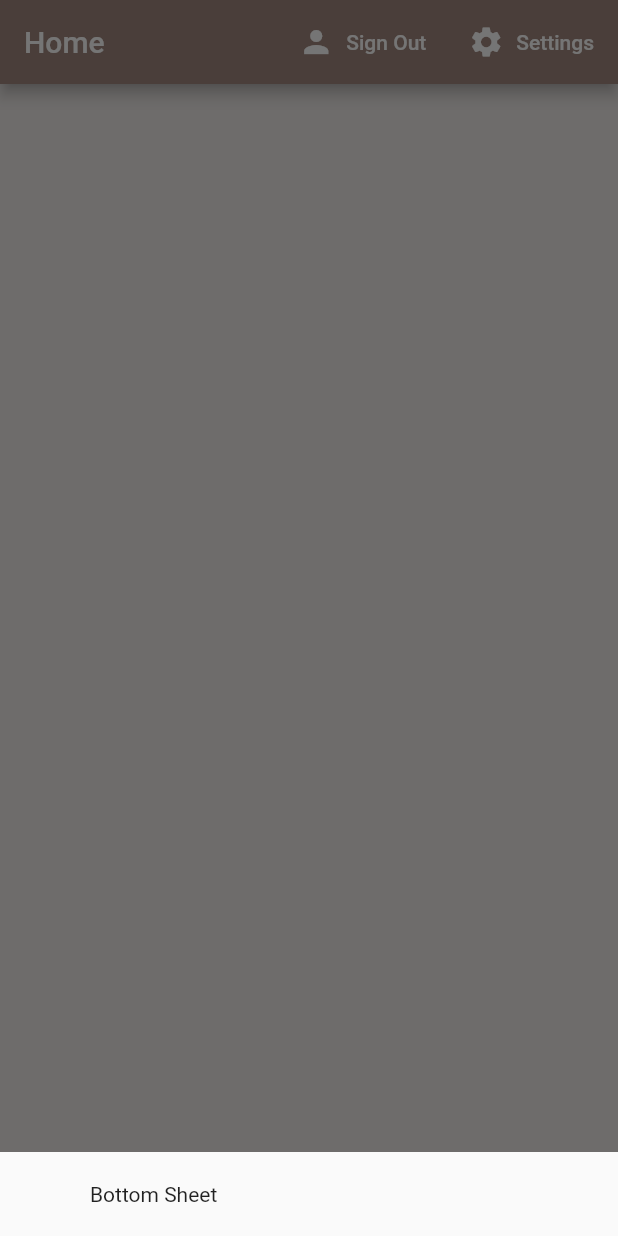
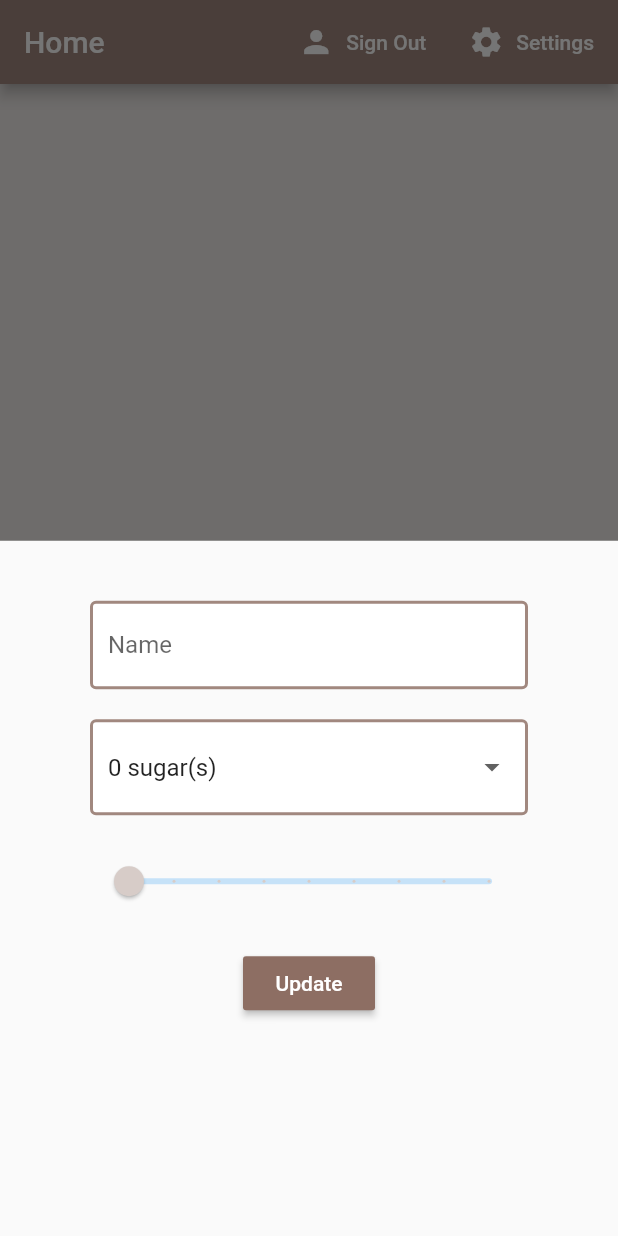
Before and after one commit to Mutembeijoe/coffee_break, a Flutter app: the screen it shows once a user with an empty profile is signed in, after a tap on "Settings", on a phone screen of 412 x 824 dp. Run offline on Flutter 3.47's test engine with Material 2 defaults, Android fonts, the phone set to English and light mode, and no system bars; our stand-ins replace cloud_firestore, firebase_auth, flutter_spinkit; accounts and stored records are empty.

Commit message:
adds a settings panel as a bottom sheet

```diff
--- a/lib/screens/home/home.dart
+++ b/lib/screens/home/home.dart
@@ -1,5 +1,6 @@
 import 'package:coffee_break/models/coffee.dart';
 import 'package:coffee_break/screens/home/coffee_list.dart';
+import 'package:coffee_break/screens/home/settings_panel.dart';
 import 'package:coffee_break/services/auth.dart';
 import 'package:coffee_break/services/database.dart';
 import 'package:flutter/material.dart';
@@ -15,7 +16,7 @@ class Home extends StatelessWidget {
           builder: (context) {
             return Container(
               padding: EdgeInsets.symmetric(vertical: 20.0, horizontal: 60.0),
-              child: Text('Bottom Sheet'),
+              child: Settings(),
             );
           });
     }
--- /dev/null
+++ b/lib/screens/home/settings_panel.dart
@@ -0,0 +1,74 @@
+import 'package:coffee_break/shared/constants.dart';
+import 'package:flutter/material.dart';
+
+class Settings extends StatefulWidget {
+  @override
+  _SettingsState createState() => _SettingsState();
+}
+
+class _SettingsState extends State<Settings> {
+  final List<String> sugars = ['0', '1', '2', '3', '4'];
+  final _formKey = GlobalKey<FormState>();
+
+  String _currentSugar;
+  String _currentName;
+  int _currentStrength;
+  @override
+  Widget build(BuildContext context) {
+    return Form(
+      key: _formKey,
+      child: Column(
+        children: <Widget>[
+          SizedBox(
+            height: 20.0,
+          ),
+          TextFormField(
+            decoration: inputDecoration.copyWith(hintText: "Name"),
+            validator: (val) => val.isEmpty ? "Enter a name" : null,
+            onChanged: (val) {
+              setState(() => _currentName = val);
+            },
+          ),
+          SizedBox(
+            height: 20.0,
+          ),
+          DropdownButtonFormField(
+            value: _currentSugar ?? "0",
+            decoration: inputDecoration,
+            items: sugars.map((sugar) {
+              return DropdownMenuItem(
+                child: Text('$sugar sugar(s)'),
+                value: sugar,
+              );
+            }).toList(),
+            onChanged: (val) => setState(() => _currentSugar = val),
+          ),
+          SizedBox(height: 20.0),
+          Slider(
+            value: (_currentStrength ?? 100).toDouble(),
+            min: 100.0,
+            max: 900.0,
+            divisions: 8,
+            onChanged: (val) => {setState(() => _currentStrength = val.round())},
+            activeColor: Colors.brown[_currentStrength ?? 100],
+          ),
+          SizedBox(height: 20.0),
+          RaisedButton(
+            onPressed: () async {
+              if (_formKey.currentState.validate()) {
+                print(_currentSugar);
+                print(_currentName);
+                print(_currentStrength);
+              }
+            },
+            color: Colors.brown[400],
+            child: Text(
+              "Update",
+              style: TextStyle(color: Colors.white),
+            ),
+          )
+        ],
+      ),
+    );
+  }
+}
```
